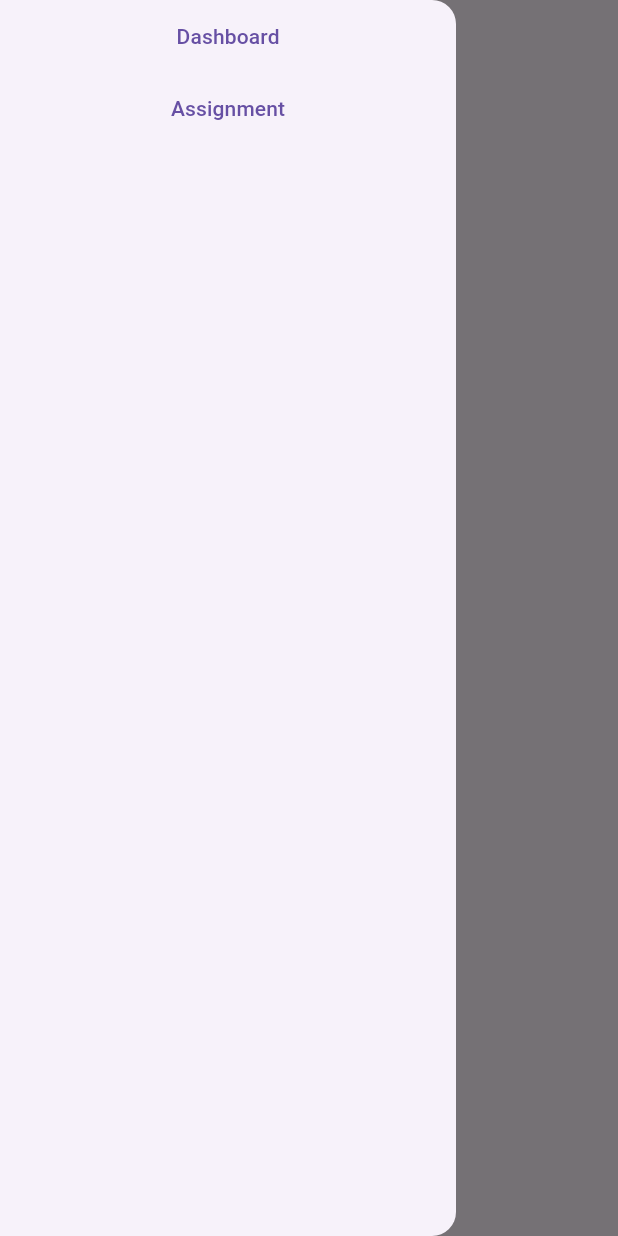
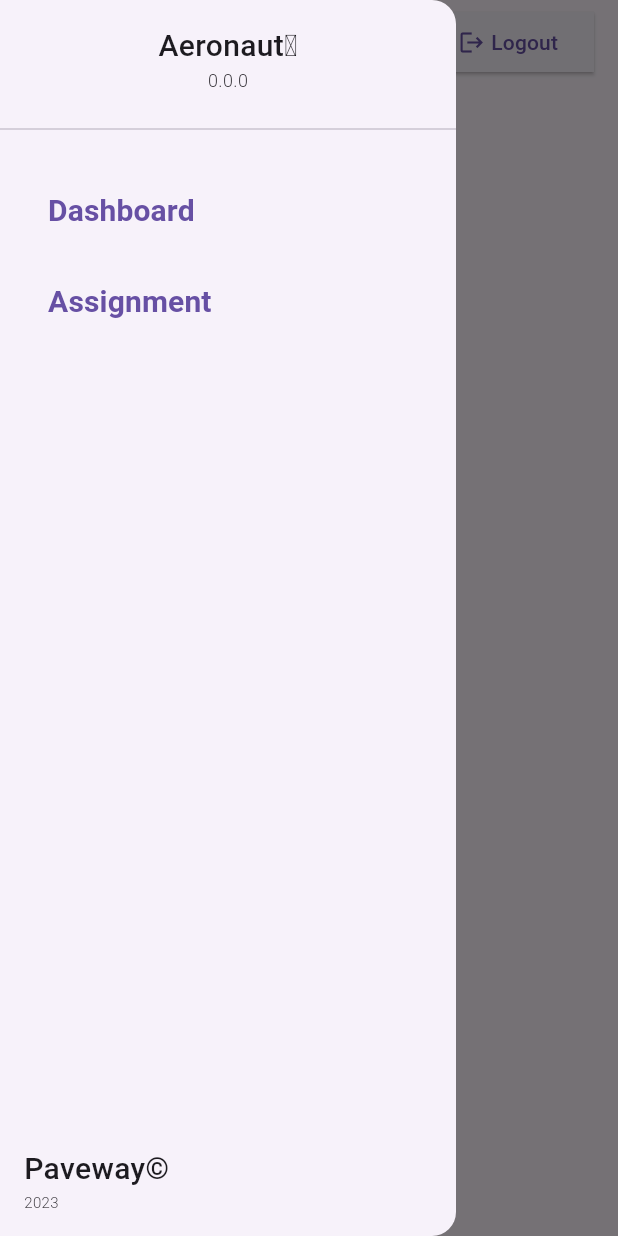
Before and after one commit to seliis/xpa, a Flutter app: the screen it shows after launch, with the side drawer open, on a phone screen of 412 x 824 dp. Run offline on Flutter 3.47's test engine with Material 2 defaults, Android fonts, the phone set to English and light mode, and no system bars; our stand-ins replace flutter_riverpod.

Commit message:
SCREEN PROVIDER WELL, MIND TO THEME

```diff
--- a/lib/entity/index.dart
+++ b/lib/entity/index.dart
@@ -1 +1,3 @@
 library entity;
+
+export "screen/screen.dart";
--- /dev/null
+++ b/lib/entity/screen/screen.dart
@@ -0,0 +1,4 @@
+enum ScreenPage {
+  dashboard,
+  assignment,
+}
--- a/lib/main.dart
+++ b/lib/main.dart
@@ -10,7 +10,7 @@ void main() {
         theme: ThemeData(
           useMaterial3: true,
         ),
-        home: Frame(),
+        home: const Frame(),
       ),
     ),
   );
--- a/lib/presenter/index.dart
+++ b/lib/presenter/index.dart
@@ -1 +1,3 @@
 library presenter;
+
+export "screen/screen.dart";
--- /dev/null
+++ b/lib/presenter/screen/screen.dart
@@ -0,0 +1,8 @@
+import "package:flutter_riverpod/flutter_riverpod.dart";
+import "package:xpa/entity/index.dart";
+
+final screenProvider = StateProvider<ScreenPage>(
+  (ref) {
+    return ScreenPage.dashboard;
+  },
+);
--- a/lib/view/assignment/assignment.dart
+++ b/lib/view/assignment/assignment.dart
@@ -6,7 +6,7 @@ class Assignment extends ConsumerWidget {
 
   @override
   Widget build(BuildContext context, WidgetRef ref) {
-    return Center(
+    return const Center(
       child: Text("Assignment"),
     );
   }
--- a/lib/view/dashboard/dashboard.dart
+++ b/lib/view/dashboard/dashboard.dart
@@ -6,7 +6,7 @@ class Dashboard extends ConsumerWidget {
 
   @override
   Widget build(BuildContext context, WidgetRef ref) {
-    return Center(
+    return const Center(
       child: Text("Dashboard"),
     );
   }
--- /dev/null
+++ b/lib/view/frame/appbar.dart
@@ -0,0 +1,65 @@
+import "package:flutter_riverpod/flutter_riverpod.dart";
+import "package:flutter/material.dart";
+
+class FrameAppBar extends ConsumerWidget implements PreferredSizeWidget {
+  const FrameAppBar({super.key});
+
+  @override
+  final Size preferredSize = const Size.fromHeight(kToolbarHeight);
+
+  @override
+  Widget build(BuildContext context, WidgetRef ref) {
+    Column getUserTag() {
+      return Column(
+        crossAxisAlignment: CrossAxisAlignment.start,
+        children: const [
+          Text(
+            "Ahri Kim",
+            style: TextStyle(
+              fontWeight: FontWeight.w300,
+              fontSize: 16,
+            ),
+          ),
+          SizedBox(
+            height: 4,
+          ),
+          Text(
+            "Mechanic",
+            style: TextStyle(
+              fontWeight: FontWeight.w700,
+              fontSize: 10,
+            ),
+          ),
+        ],
+      );
+    }
+
+    ElevatedButton getLogoutButton() {
+      return ElevatedButton(
+        onPressed: () {},
+        style: ElevatedButton.styleFrom(
+          shape: const RoundedRectangleBorder(),
+        ),
+        child: Row(
+          children: const [
+            Icon(Icons.logout),
+            SizedBox(
+              width: 4,
+            ),
+            Text("Logout"),
+          ],
+        ),
+      );
+    }
+
+    return AppBar(
+      title: Row(
+        mainAxisAlignment: MainAxisAlignment.spaceBetween,
+        children: [
+          getUserTag(),
+          getLogoutButton(),
+        ],
+      ),
+    );
+  }
+}
--- a/lib/view/frame/drawer.dart
+++ b/lib/view/frame/drawer.dart
@@ -1,33 +1,106 @@
 import "package:flutter_riverpod/flutter_riverpod.dart";
+import "package:xpa/presenter/index.dart";
+import "package:xpa/entity/index.dart";
 import "package:flutter/material.dart";
 
 class FrameDrawer extends ConsumerWidget {
   const FrameDrawer({super.key});
 
-  TextButton _getMenu(String menuText) {
-    return TextButton(
-      onPressed: () {},
-      child: Text(menuText),
-    );
-  }
-
-  Container _getMenuList() {
-    return Container(
-      child: Column(
-        children: [
-          _getMenu("Dashboard"),
-          _getMenu("Assignment"),
-        ],
-      ),
-    );
-  }
+  final EdgeInsets margin = const EdgeInsets.all(16);
 
   @override
   Widget build(BuildContext context, WidgetRef ref) {
+    Container getHeader() {
+      return Container(
+        margin: margin,
+        child: Column(
+          children: const [
+            Text(
+              "Aeronaut\u2120",
+              style: TextStyle(
+                fontWeight: FontWeight.w500,
+                fontSize: 20,
+              ),
+            ),
+            Text(
+              "0.0.0",
+              style: TextStyle(
+                fontWeight: FontWeight.w300,
+                fontSize: 12,
+              ),
+            ),
+          ],
+        ),
+      );
+    }
+
+    TextButton getMenu(ScreenPage screenPage) {
+      return TextButton(
+        style: TextButton.styleFrom(
+          padding: const EdgeInsets.all(16),
+        ),
+        onPressed: () {
+          ref.read(screenProvider.notifier).state = screenPage;
+        },
+        child: Text(
+          "${screenPage.name[0].toUpperCase()}${screenPage.name.substring(1).toLowerCase()}",
+          style: const TextStyle(
+            fontWeight: FontWeight.w700,
+            fontSize: 20,
+          ),
+        ),
+      );
+    }
+
+    Container getMenuList() {
+      return Container(
+        alignment: Alignment.topLeft,
+        margin: margin,
+        child: Column(
+          crossAxisAlignment: CrossAxisAlignment.start,
+          children: [
+            getMenu(ScreenPage.dashboard),
+            getMenu(ScreenPage.assignment),
+          ],
+        ),
+      );
+    }
+
+    Container getFooter() {
+      return Container(
+        alignment: Alignment.topLeft,
+        margin: margin,
+        child: Column(
+          crossAxisAlignment: CrossAxisAlignment.start,
+          children: const [
+            Text(
+              "Paveway\u00A9",
+              style: TextStyle(
+                fontWeight: FontWeight.w500,
+                fontSize: 20,
+              ),
+            ),
+            Text(
+              "2023",
+              style: TextStyle(
+                fontWeight: FontWeight.w300,
+                fontSize: 10,
+              ),
+            ),
+          ],
+        ),
+      );
+    }
+
     return Drawer(
       child: Column(
         children: [
-          _getMenuList(),
+          getHeader(),
+          const Divider(),
+          Expanded(
+            child: getMenuList(),
+          ),
+          getFooter(),
         ],
       ),
     );
--- a/lib/view/frame/frame.dart
+++ b/lib/view/frame/frame.dart
@@ -1,15 +1,18 @@
 import "package:flutter_riverpod/flutter_riverpod.dart";
 import "package:flutter/material.dart";
+import "appbar.dart";
 import "drawer.dart";
+import "screen.dart";
 
 class Frame extends ConsumerWidget {
   const Frame({super.key});
 
   @override
   Widget build(BuildContext context, WidgetRef ref) {
-    return Scaffold(
-      appBar: AppBar(),
+    return const Scaffold(
+      appBar: FrameAppBar(),
       drawer: FrameDrawer(),
+      body: Screen(),
     );
   }
 }
--- /dev/null
+++ b/lib/view/frame/screen.dart
@@ -0,0 +1,27 @@
+import "package:flutter_riverpod/flutter_riverpod.dart";
+import "package:xpa/presenter/index.dart";
+import "package:xpa/entity/index.dart";
+import "package:flutter/material.dart";
+import "package:xpa/view/index.dart";
+
+class Screen extends ConsumerWidget {
+  const Screen({super.key});
+
+  @override
+  Widget build(BuildContext context, WidgetRef ref) {
+    final ScreenPage screenPage = ref.watch(screenProvider);
+
+    Widget getScreenPage() {
+      switch (screenPage) {
+        case ScreenPage.dashboard:
+          return const Dashboard();
+        case ScreenPage.assignment:
+          return const Assignment();
+      }
+    }
+
+    return Container(
+      child: getScreenPage(),
+    );
+  }
+}
```
